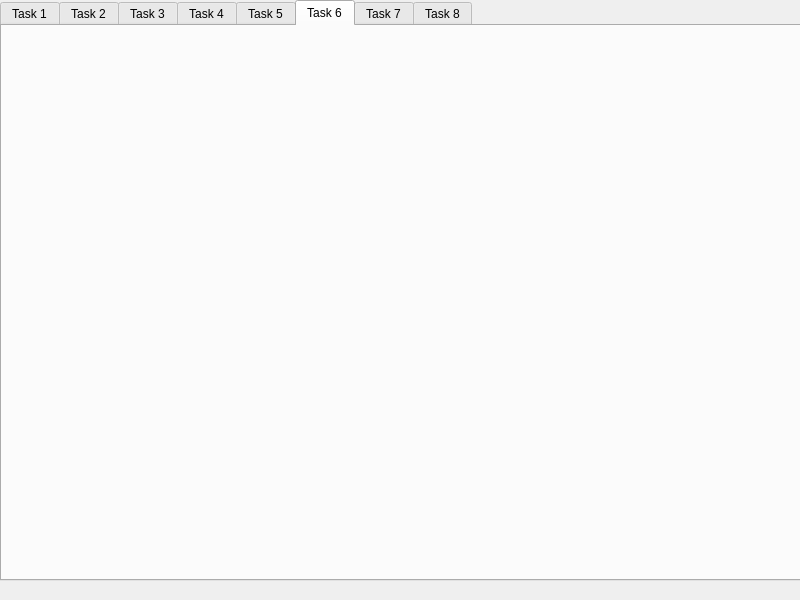
barcek2281/finalCMath, file untitled.ui: the form before one commit.
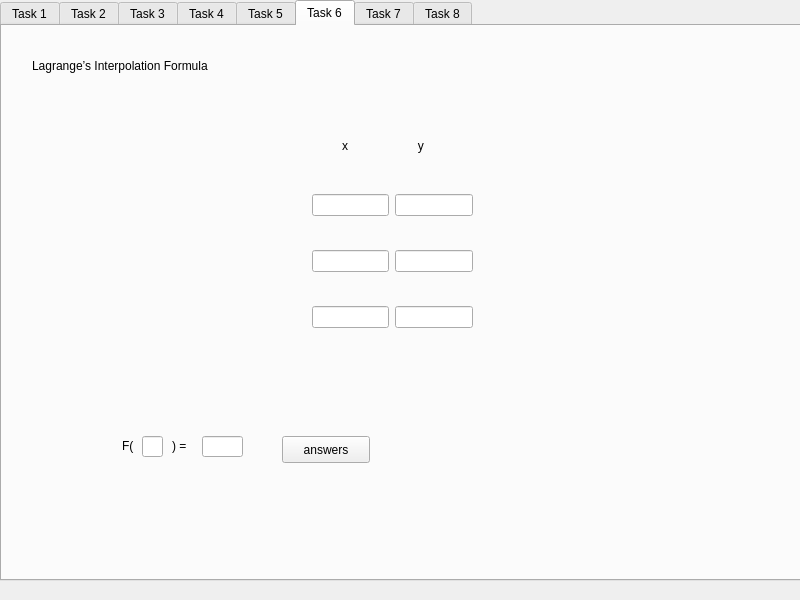
The form after the commit. The open tabs and pages were chosen to show the change.

```diff
--- a/untitled.ui
+++ b/untitled.ui
@@ -413,6 +413,121 @@
      <attribute name="title">
       <string>Task 6</string>
      </attribute>
+     <widget class="QLabel" name="label_19">
+      <property name="geometry">
+       <rect>
+        <x>30</x>
+        <y>30</y>
+        <width>251</width>
+        <height>19</height>
+       </rect>
+      </property>
+      <property name="text">
+       <string>Lagrange’s Interpolation Formula</string>
+      </property>
+     </widget>
+     <widget class="QWidget" name="gridLayoutWidget_5">
+      <property name="geometry">
+       <rect>
+        <x>310</x>
+        <y>140</y>
+        <width>161</width>
+        <height>191</height>
+       </rect>
+      </property>
+      <layout class="QGridLayout" name="gridLayout_5">
+       <item row="0" column="0">
+        <widget class="QLineEdit" name="lineEdit_39"/>
+       </item>
+       <item row="1" column="0">
+        <widget class="QLineEdit" name="lineEdit_40"/>
+       </item>
+       <item row="2" column="1">
+        <widget class="QLineEdit" name="lineEdit_37"/>
+       </item>
+       <item row="2" column="0">
+        <widget class="QLineEdit" name="lineEdit_42"/>
+       </item>
+       <item row="0" column="1">
+        <widget class="QLineEdit" name="lineEdit_19"/>
+       </item>
+       <item row="1" column="1">
+        <widget class="QLineEdit" name="lineEdit_41"/>
+       </item>
+      </layout>
+     </widget>
+     <widget class="QLabel" name="label_20">
+      <property name="geometry">
+       <rect>
+        <x>340</x>
+        <y>110</y>
+        <width>111</width>
+        <height>19</height>
+       </rect>
+      </property>
+      <property name="text">
+       <string>x                     y</string>
+      </property>
+     </widget>
+     <widget class="QLabel" name="label_21">
+      <property name="geometry">
+       <rect>
+        <x>120</x>
+        <y>410</y>
+        <width>16</width>
+        <height>19</height>
+       </rect>
+      </property>
+      <property name="text">
+       <string>F(</string>
+      </property>
+     </widget>
+     <widget class="QLineEdit" name="lineEdit_43">
+      <property name="geometry">
+       <rect>
+        <x>140</x>
+        <y>410</y>
+        <width>21</width>
+        <height>21</height>
+       </rect>
+      </property>
+     </widget>
+     <widget class="QLabel" name="label_22">
+      <property name="geometry">
+       <rect>
+        <x>170</x>
+        <y>410</y>
+        <width>66</width>
+        <height>19</height>
+       </rect>
+      </property>
+      <property name="text">
+       <string>) =</string>
+      </property>
+     </widget>
+     <widget class="QLineEdit" name="lineEdit_44_answer">
+      <property name="geometry">
+       <rect>
+        <x>200</x>
+        <y>410</y>
+        <width>41</width>
+        <height>21</height>
+       </rect>
+      </property>
+     </widget>
+     <widget class="QPushButton" name="pushButton_5">
+      <property name="geometry">
+       <rect>
+        <x>280</x>
+        <y>410</y>
+        <width>88</width>
+        <height>27</height>
+       </rect>
+      </property>
+      <property name="text">
+       <string>answers</string>
+      </property>
+     </widget>
     </widget>
     <widget class="QWidget" name="tab_7">
      <attribute name="title">
```
Left out of the diff: 307 changed lines with no effect on the pictures.
